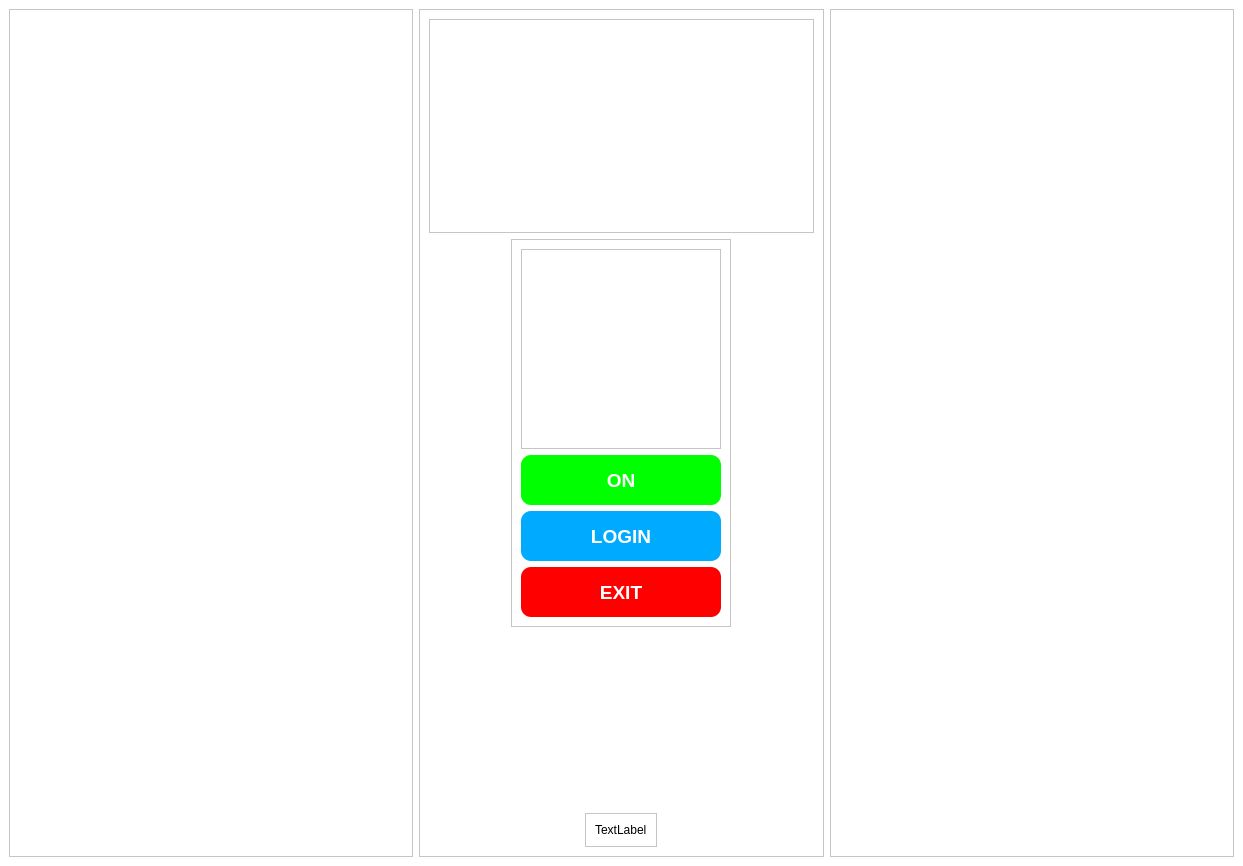
This is welcomeScreen.ui in saliansanthu/console as Qt 5 draws it before an edit. The edited form follows.
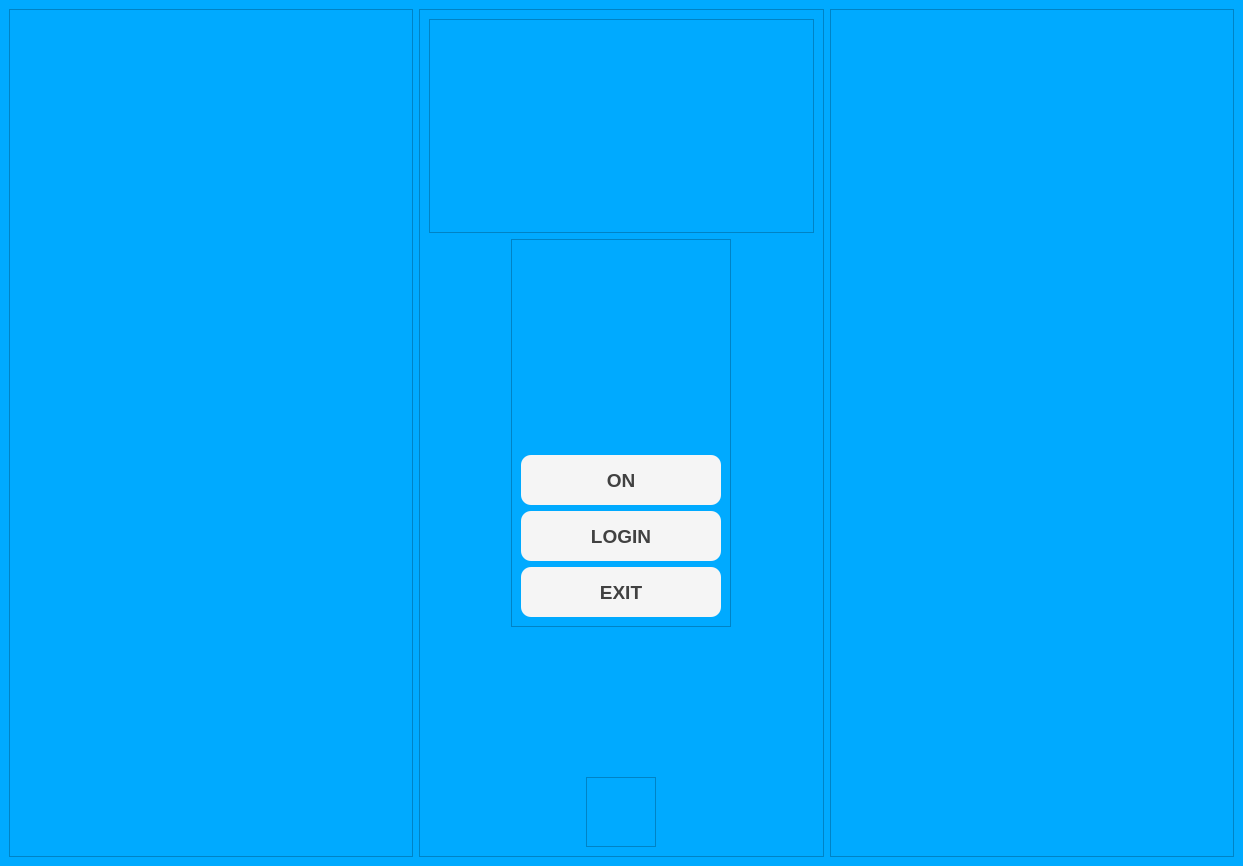
This is the edited form.

Diff of the .ui file:
```diff
--- a/welcomeScreen.ui
+++ b/welcomeScreen.ui
@@ -14,7 +14,7 @@
    <string>MainWindow</string>
   </property>
   <property name="styleSheet">
-   <string notr="true">background-color: rgb(255, 255, 255);</string>
+   <string notr="true">background-color: rgb(0, 170, 255);</string>
   </property>
   <widget class="QWidget" name="centralwidget">
    <layout class="QHBoxLayout" name="horizontalLayout">
@@ -79,6 +79,21 @@
             <property name="cursor" stdset="0">
              <cursorShape>BlankCursor</cursorShape>
             </property>
+            <property name="styleSheet">
+             <string notr="true"/>
+            </property>
+            <property name="frameShape">
+             <enum>QFrame::NoFrame</enum>
+            </property>
+            <property name="verticalScrollBarPolicy">
+             <enum>Qt::ScrollBarAlwaysOff</enum>
+            </property>
+            <property name="horizontalScrollBarPolicy">
+             <enum>Qt::ScrollBarAlwaysOff</enum>
+            </property>
+            <property name="sizeAdjustPolicy">
+             <enum>QAbstractScrollArea::AdjustToContents</enum>
+            </property>
            </widget>
           </item>
           <item>
@@ -114,8 +129,9 @@
             </property>
             <property name="styleSheet">
              <string notr="true">border-radius: 10%;
-color: rgb(255, 255, 255);
-background-color: rgb(0, 255, 0);</string>
+color: rgb(65, 65, 65);
+background-color: rgb(245, 245, 245);
+</string>
             </property>
             <property name="text">
              <string>ON</string>
@@ -161,8 +177,9 @@
             </property>
             <property name="styleSheet">
              <string notr="true">border-radius: 10%;
-background-color: rgb(0, 170, 255);
-color: rgb(255, 255, 255);</string>
+color: rgb(65, 65, 65);
+background-color: rgb(245, 245, 245);
+</string>
             </property>
             <property name="text">
              <string>LOGIN</string>
@@ -205,8 +222,10 @@
             </property>
             <property name="styleSheet">
              <string notr="true">border-radius: 10%;
-color: rgb(255, 255, 255);
-background-color: rgb(255, 0, 0);</string>
+color: rgb(65, 65, 65);
+background-color: rgb(245, 245, 245);
+
+</string>
             </property>
             <property name="text">
              <string>EXIT</string>
@@ -229,9 +248,36 @@
          </property>
          <layout class="QHBoxLayout" name="horizontalLayout_2">
           <item>
-           <widget class="QLabel" name="label">
-            <property name="text">
-             <string>TextLabel</string>
+           <widget class="QGraphicsView" name="ethStatusView">
+            <property name="sizePolicy">
+             <sizepolicy hsizetype="Fixed" vsizetype="Fixed">
+              <horstretch>0</horstretch>
+              <verstretch>0</verstretch>
+             </sizepolicy>
+            </property>
+            <property name="minimumSize">
+             <size>
+              <width>50</width>
+              <height>50</height>
+             </size>
+            </property>
+            <property name="maximumSize">
+             <size>
+              <width>50</width>
+              <height>50</height>
+             </size>
+            </property>
+            <property name="cursor" stdset="0">
+             <cursorShape>BlankCursor</cursorShape>
+            </property>
+            <property name="frameShape">
+             <enum>QFrame::NoFrame</enum>
+            </property>
+            <property name="verticalScrollBarPolicy">
+             <enum>Qt::ScrollBarAlwaysOff</enum>
+            </property>
+            <property name="horizontalScrollBarPolicy">
+             <enum>Qt::ScrollBarAlwaysOff</enum>
             </property>
            </widget>
           </item>
```
Left out of the diff: 7 changed lines with no effect on the pictures.
